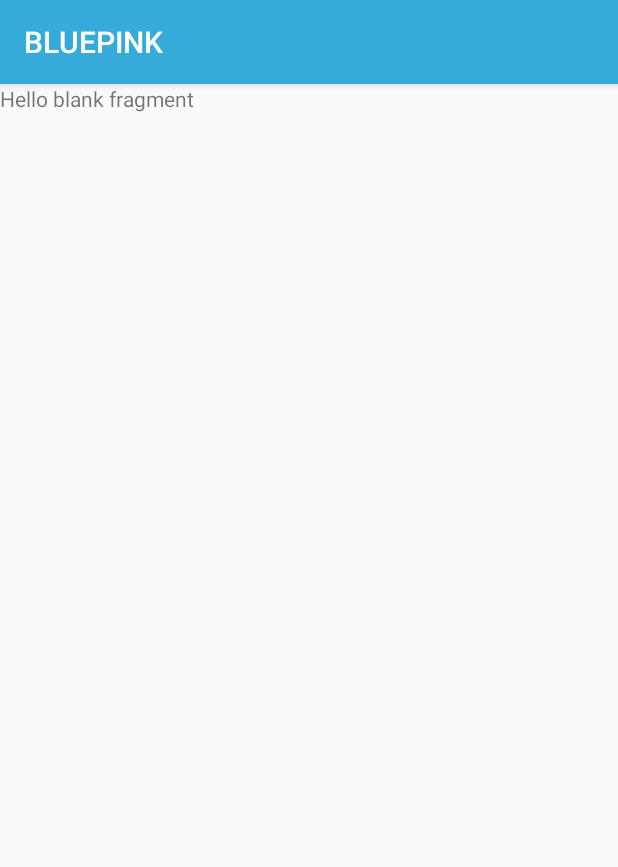
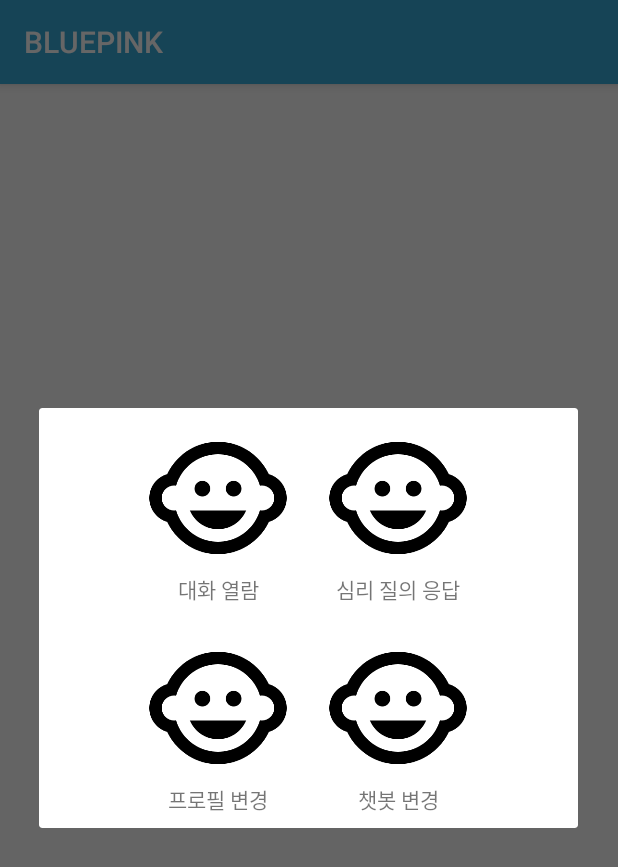
Before and after one commit to haileykim1/BLUEPINK, an Android app: the fragment ContentFragment shown on its own in the app's theme, on a phone screen of 412 x 824 dp. Shown: the top 867 px of the screen. Run offline under Robolectric (Android 15) with nearby library versions, the phone set to English and light mode, and no system bars.

Commit message:
Building ContentFragment.kt

```diff
--- a/BLUEPINK/app/build.gradle
+++ b/BLUEPINK/app/build.gradle
@@ -41,4 +41,5 @@ dependencies {
     kapt "android.arch.persistence.room:compiler:2.2.6"
     kapt "android.arch.lifecycle:compiler:2.2.6"
     kaptTest "android.arch.persistence.room:testing:2.2.6"
+    implementation "androidx.gridlayout:gridlayout:1.0.0"
 }
--- a/BLUEPINK/app/src/main/java/com/sogeunnsogeun/bluepink/ContentFragment.kt
+++ b/BLUEPINK/app/src/main/java/com/sogeunnsogeun/bluepink/ContentFragment.kt
@@ -1,22 +1,68 @@
 package com.sogeunnsogeun.bluepink
 
+import android.app.AlertDialog
+import android.app.Dialog
 import android.os.Bundle
 import androidx.fragment.app.Fragment
 import android.view.LayoutInflater
 import android.view.View
 import android.view.ViewGroup
+import android.widget.LinearLayout
+import android.widget.Toast
+import androidx.appcompat.app.AppCompatDialogFragment
+import kotlinx.android.synthetic.main.fragment_content.*
 
 /**
  * A simple [Fragment] subclass.
  */
-class ContentFragment : Fragment() {
+class ContentFragment : AppCompatDialogFragment() {
+
+    lateinit var myView:View
+
+    override fun onCreateDialog(savedInstanceState: Bundle?): Dialog {
+        myView = activity!!.layoutInflater.inflate(
+            R.layout.fragment_content,
+            LinearLayout(activity),
+            false
+        )
+
+        //build dialog
+        var builder: AlertDialog.Builder = AlertDialog.Builder(activity!!)
+        builder.setView(myView)
+        return builder.create()
+    }
+
+    override fun onActivityCreated(savedInstanceState: Bundle?) {
+        super.onActivityCreated(savedInstanceState)
+
+        view_log.setOnClickListener {
+            Toast.makeText(context, "대화로그", Toast.LENGTH_SHORT).show()
+            println("대화로그")
+        }
+
+        mind_test.setOnClickListener {
+            Toast.makeText(context, "심리검사", Toast.LENGTH_SHORT).show()
+            println("심리검사")
+        }
+
+        update_user.setOnClickListener {
+            Toast.makeText(context, "사용자 설정", Toast.LENGTH_SHORT).show()
+            println("사용자 설정")
+        }
+
+        update_bot.setOnClickListener {
+            Toast.makeText(context, "챗봇 변경", Toast.LENGTH_SHORT).show()
+            println("챗봇 변경")
+        }
+    }
 
     override fun onCreateView(
         inflater: LayoutInflater, container: ViewGroup?,
         savedInstanceState: Bundle?
     ): View? {
         // Inflate the layout for this fragment
-        return inflater.inflate(R.layout.fragment_content, container, false)
+        return myView
     }
 
+
 }
--- a/BLUEPINK/app/src/main/java/com/sogeunnsogeun/bluepink/MainActivity.kt
+++ b/BLUEPINK/app/src/main/java/com/sogeunnsogeun/bluepink/MainActivity.kt
@@ -45,7 +45,7 @@ class MainActivity : AppCompatActivity() {
         }
 
         content_btn.setOnClickListener {
-
+            ContentFragment().show(supportFragmentManager, "contentfragment")
         }
 
     }
--- a/BLUEPINK/app/src/main/res/layout/fragment_content.xml
+++ b/BLUEPINK/app/src/main/res/layout/fragment_content.xml
@@ -1,14 +1,106 @@
 <?xml version="1.0" encoding="utf-8"?>
-<FrameLayout xmlns:android="http://schemas.android.com/apk/res/android"
+<LinearLayout xmlns:android="http://schemas.android.com/apk/res/android"
     xmlns:tools="http://schemas.android.com/tools"
-    android:layout_width="match_parent"
-    android:layout_height="match_parent"
-    tools:context=".ContentFragment">
+    android:layout_width="wrap_content"
+    android:layout_height="wrap_content"
+    xmlns:app="http://schemas.android.com/apk/res-auto"
+    android:orientation="vertical"
+    tools:context=".ContentFragment"
+    android:layout_gravity="center">
 
-    <!-- TODO: Update blank fragment layout -->
-    <TextView
-        android:layout_width="match_parent"
-        android:layout_height="match_parent"
-        android:text="@string/hello_blank_fragment" />
 
-</FrameLayout>
+    <LinearLayout
+        android:layout_width="wrap_content"
+        android:layout_height="wrap_content"
+        android:orientation="horizontal"
+        android:layout_gravity="center">
+
+        <LinearLayout
+            android:id="@+id/view_log"
+            android:layout_width="wrap_content"
+            android:layout_height="wrap_content"
+            android:orientation="vertical"
+            android:layout_margin="10dp">
+
+            <ImageView
+                android:layout_width="100dp"
+                android:layout_height="100dp"
+                android:src="@drawable/ic_child_care_black_24dp"/>
+
+            <TextView
+                android:layout_width="100dp"
+                android:layout_height="20dp"
+                android:text="대화 열람"
+                android:gravity="center"/>
+
+        </LinearLayout>
+        <LinearLayout
+            android:id="@+id/mind_test"
+            android:layout_width="wrap_content"
+            android:layout_height="wrap_content"
+            android:orientation="vertical"
+            android:layout_margin="10dp">
+
+            <ImageView
+                android:layout_width="100dp"
+                android:layout_height="100dp"
+                android:src="@drawable/ic_child_care_black_24dp"/>
+
+            <TextView
+                android:layout_width="100dp"
+                android:layout_height="20dp"
+                android:text="심리 질의 응답"
+                android:gravity="center"/>
+
+        </LinearLayout>
+
+    </LinearLayout>
+
+
+    <LinearLayout
+        android:layout_width="wrap_content"
+        android:layout_height="wrap_content"
+        android:orientation="horizontal"
+        android:layout_gravity="center">
+
+        <LinearLayout
+            android:id="@+id/update_user"
+            android:layout_width="wrap_content"
+            android:layout_height="wrap_content"
+            android:orientation="vertical"
+            android:layout_margin="10dp">
+
+            <ImageView
+                android:layout_width="100dp"
+                android:layout_height="100dp"
+                android:src="@drawable/ic_child_care_black_24dp"/>
+
+            <TextView
+                android:layout_width="100dp"
+                android:layout_height="20dp"
+                android:text="프로필 변경"
+                android:gravity="center"/>
+
+        </LinearLayout>
+        <LinearLayout
+            android:id="@+id/update_bot"
+            android:layout_width="wrap_content"
+            android:layout_height="wrap_content"
+            android:orientation="vertical"
+            android:layout_margin="10dp">
+
+            <ImageView
+                android:layout_width="100dp"
+                android:layout_height="100dp"
+                android:src="@drawable/ic_child_care_black_24dp"/>
+
+            <TextView
+                android:layout_width="100dp"
+                android:layout_height="20dp"
+                android:text="챗봇 변경"
+                android:gravity="center"/>
+
+        </LinearLayout>
+
+    </LinearLayout>
+</LinearLayout>
```
